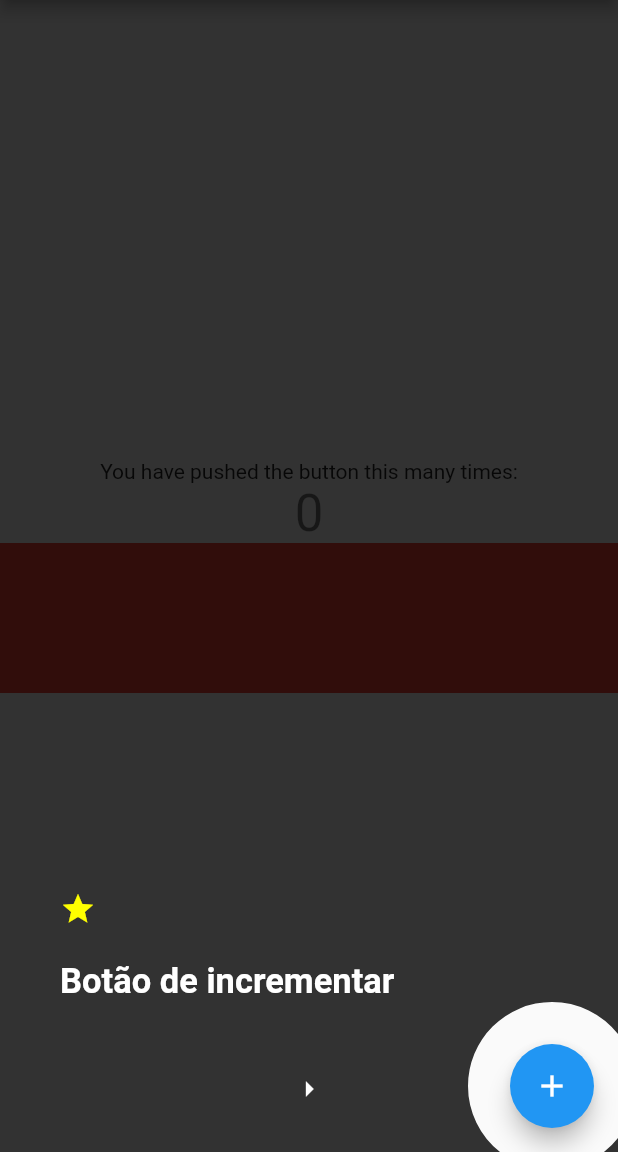
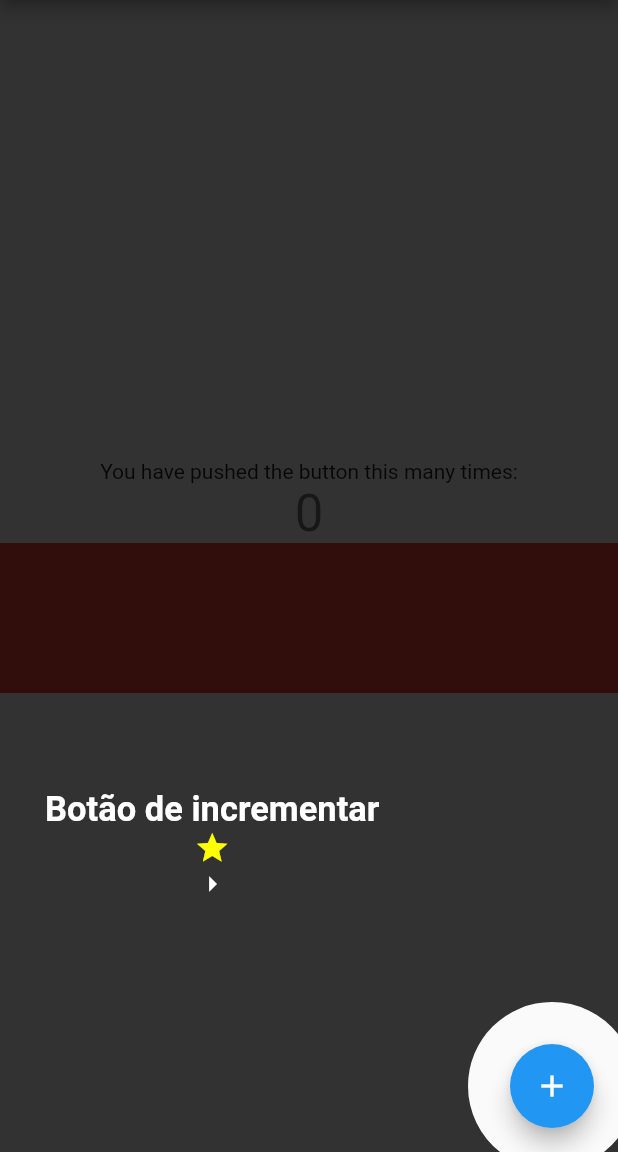
Before and after one commit to warlesoncandido/tutorial, a Flutter app: the screen it shows after launch, after a tap on the "add" icon, after a tap on the "arrow right" icon, on a phone screen of 412 x 824 dp, the part 84-1236 px from its top. Run offline on Flutter 3.47's test engine with Material 2 defaults, Android fonts, the phone set to English and light mode, and no system bars.

Commit message:
Simplifying widget

```diff
--- a/example/lib/main.dart
+++ b/example/lib/main.dart
@@ -42,44 +42,40 @@ class _MyHomePageState extends State<MyHomePage> {
       TutorialItens(
           globalKey: keyList,
           shapeFocus: ShapeFocus.square,
-          alignmentWidgetNextFocus: Alignment.bottomCenter,
+          bottom: 167,
+          left: 30,
           children: [],
-          clicknextFocusWidget: Icon(
+          widgetNext: Icon(
             Icons.arrow_right,
             color: Colors.white,
           )),
       TutorialItens(
           globalKey: _keyFloat,
           shapeFocus: ShapeFocus.oval,
-          alignmentWidgetNextFocus: Alignment.bottomCenter,
+          bottom: 167,
+          left: 30,
           children: [
-            Positioned(
-              bottom: 100,
-              left: 40,
-              child: Text(
+            Text(
               "Botão de incrementar",
               style: TextStyle(
                   fontSize: 23,
                   color: Colors.white,
                   fontWeight: FontWeight.bold),
             ),
-            ),
-            Positioned(
-                bottom: 150,
-                left: 40,
-                child: Icon(
+            Icon(
               Icons.star,
               color: Colors.yellowAccent,
-                ))
+            )
           ],
-          clicknextFocusWidget: Icon(
+          widgetNext: Icon(
             Icons.arrow_right,
             color: Colors.white,
           )),
       TutorialItens(
         globalKey: _keyText,
-        alignmentWidgetNextFocus: Alignment.bottomCenter,
         shapeFocus: ShapeFocus.oval,
+        bottom: 167,
+        left: 30,
         children: [
           Positioned(
             top: 400,
--- a/lib/src/controller/tutorial_tutorial.dart
+++ b/lib/src/controller/tutorial_tutorial.dart
@@ -30,14 +30,18 @@ class Tutorial {
                         width: sizeWidget.width,
                         height: sizeWidget.height),
                   ),
+                  Positioned(
+                    top: element.top,
+                    bottom: element.bottom,
+                    left: element.left,
+                    right: element.right,
+                    child: Column(
+                      crossAxisAlignment: element.crossAxisAlignment,
+                      mainAxisAlignment: element.mainAxisAlignment,
+                      children: [
                         ...element.children,
-                  Align(
-                    alignment: element.alignmentWidgetNextFocus ??
-                        Alignment.bottomCenter,
-                    child: Padding(
-                      padding: const EdgeInsets.all(30.0),
-                      child: GestureDetector(
-                        child: element.clicknextFocusWidget ??
+                        GestureDetector(
+                          child: element.widgetNext ??
                               Text(
                                 "NEXT",
                                 style: TextStyle(color: Colors.white),
@@ -50,6 +54,7 @@ class Tutorial {
                             }
                           },
                         ),
+                      ],
                     ),
                   )
                 ],
--- a/lib/src/models/tutorial_itens.dart
+++ b/lib/src/models/tutorial_itens.dart
@@ -4,15 +4,25 @@ import 'package:tutorial/src/models/shape_models.dart';
 class TutorialItens {
   GlobalKey globalKey;
   ShapeFocus shapeFocus;
-  final List<Positioned> children;
-  final Alignment alignmentWidgetNextFocus;
-  final Widget clicknextFocusWidget;
+  final List<Widget> children;
+  final double top;
+  final double bottom;
+  final double left;
+  final double right;
+  final Widget widgetNext;
+  final CrossAxisAlignment crossAxisAlignment;
+  final MainAxisAlignment mainAxisAlignment;
 
   TutorialItens({
+    this.top,
+    this.bottom,
+    this.left,
+    this.right,
     this.globalKey,
     this.children,
-    this.alignmentWidgetNextFocus,
     this.shapeFocus,
-    this.clicknextFocusWidget,
+    this.crossAxisAlignment = CrossAxisAlignment.center,
+    this.mainAxisAlignment = MainAxisAlignment.center,
+    this.widgetNext,
   });
 }
--- a/pubspec.yaml
+++ b/pubspec.yaml
@@ -1,6 +1,6 @@
 name: tutorial
 description: Tutorial package.
-version: 1.0.1
+version: 1.0.2
 homepage: https://github.com/warlesoncandido
 
 environment:
```
Also changed, not shown: example/pubspec.lock, pubspec.lock, 1 other file. Lines whose indentation alone changed are shown as unchanged.
